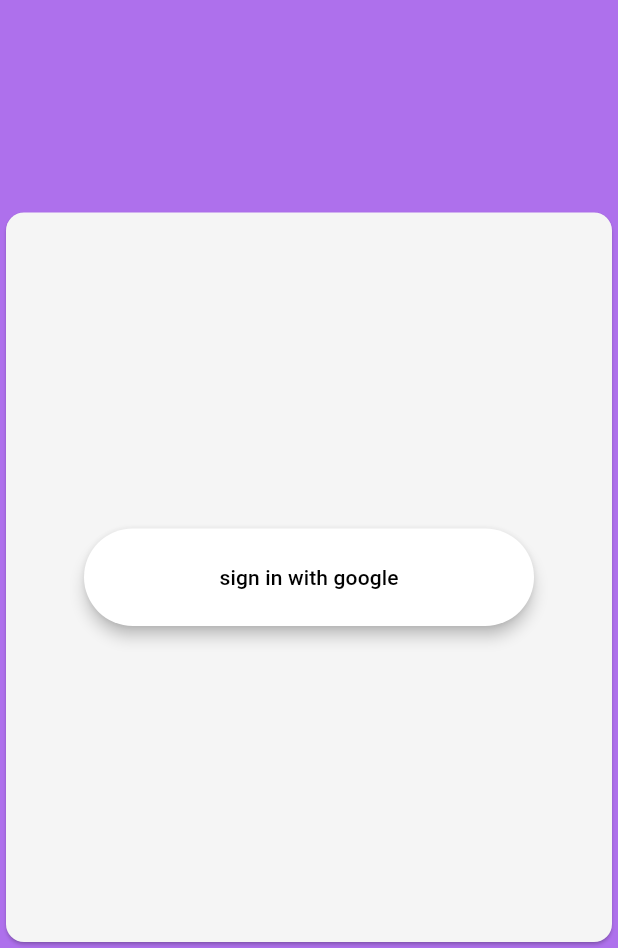
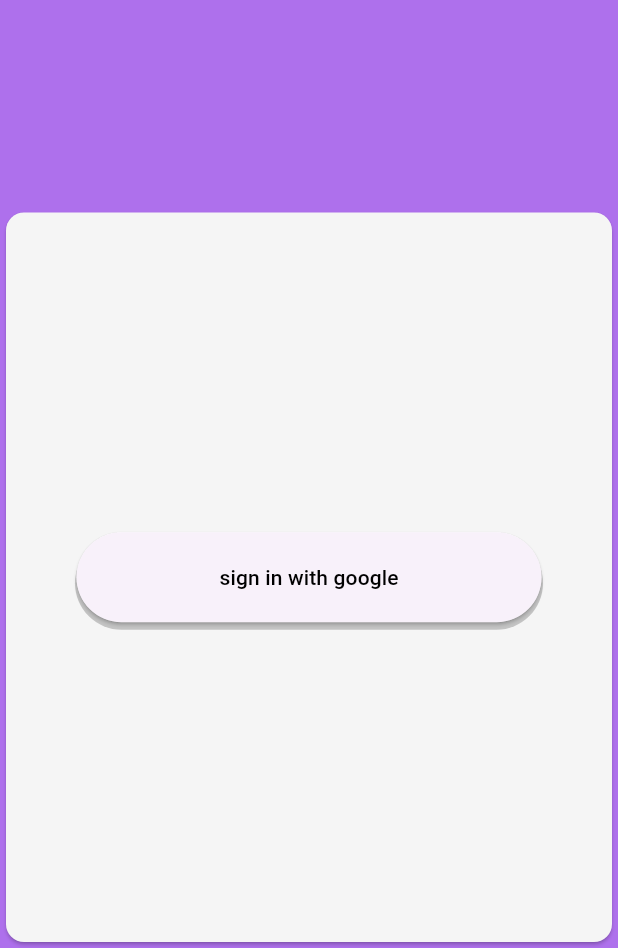
Before and after one commit to alejandromotadev/amilingue, a Flutter app: the screen it shows after launch, on a phone screen of 412 x 824 dp, the part 288-1236 px from its top. Run offline on Flutter 3.47's test engine with Material 2 defaults, Android fonts, the phone set to English and light mode, and no system bars; our stand-ins replace bloc, equatable, flutter_bloc.

Commit message:
Update authentication_page.dart

```diff
--- a/lib/features/authentication/presentation/authentication_page.dart
+++ b/lib/features/authentication/presentation/authentication_page.dart
@@ -33,14 +33,23 @@
                     child: Column(
                       mainAxisAlignment: MainAxisAlignment.center,
                       children: [
-                        SizedBox(
-                          width: 300,
-                          height: 65,
+                        Container(
+                          height: 60,
+                          width: 310,
+                          decoration: BoxDecoration(
+                              color: Colors.white,
+                              borderRadius: BorderRadius.circular(50),
+                              boxShadow: [
+                                BoxShadow(
+                                    color: Colors.black.withOpacity(0.2),
+                                    spreadRadius: 1,
+                                    offset: const Offset(0, 4))
+                              ]),
                           child: ElevatedButton(
                             style: ElevatedButton.styleFrom(
-                              backgroundColor: Colors.white,
-                              shadowColor: Colors.black,
-                              elevation: 4,
+                              shape: RoundedRectangleBorder(
+                                borderRadius: BorderRadius.circular(50)
+                              )
                             ),
                             onPressed: () {
                               Navigator.push(
```
